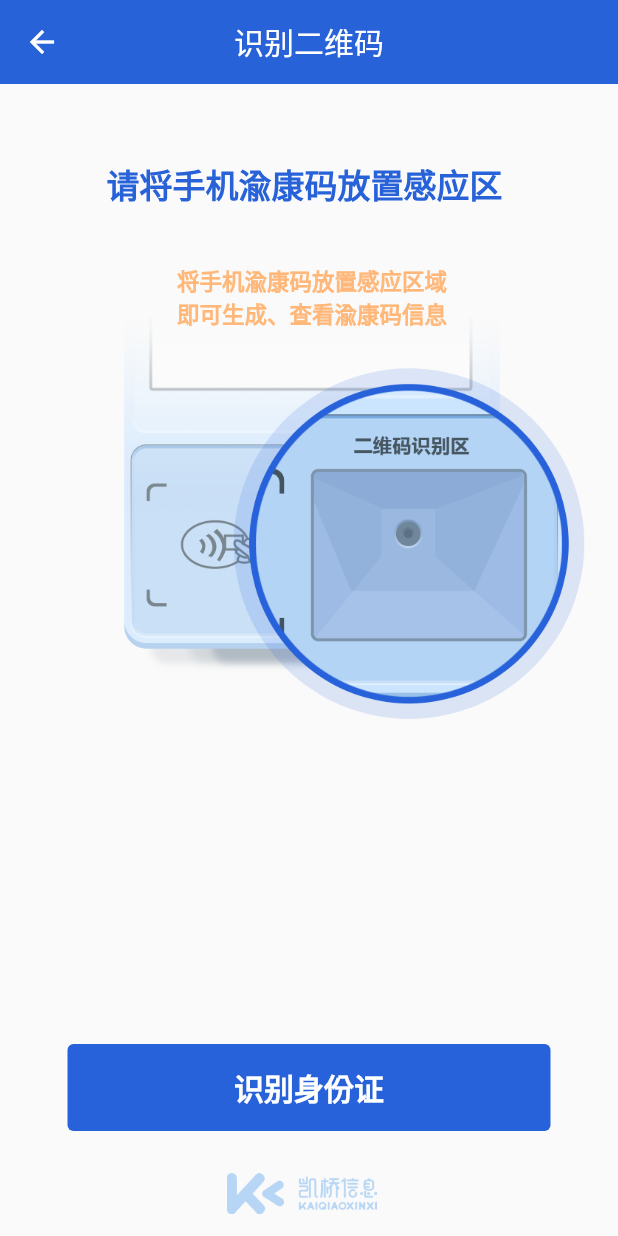
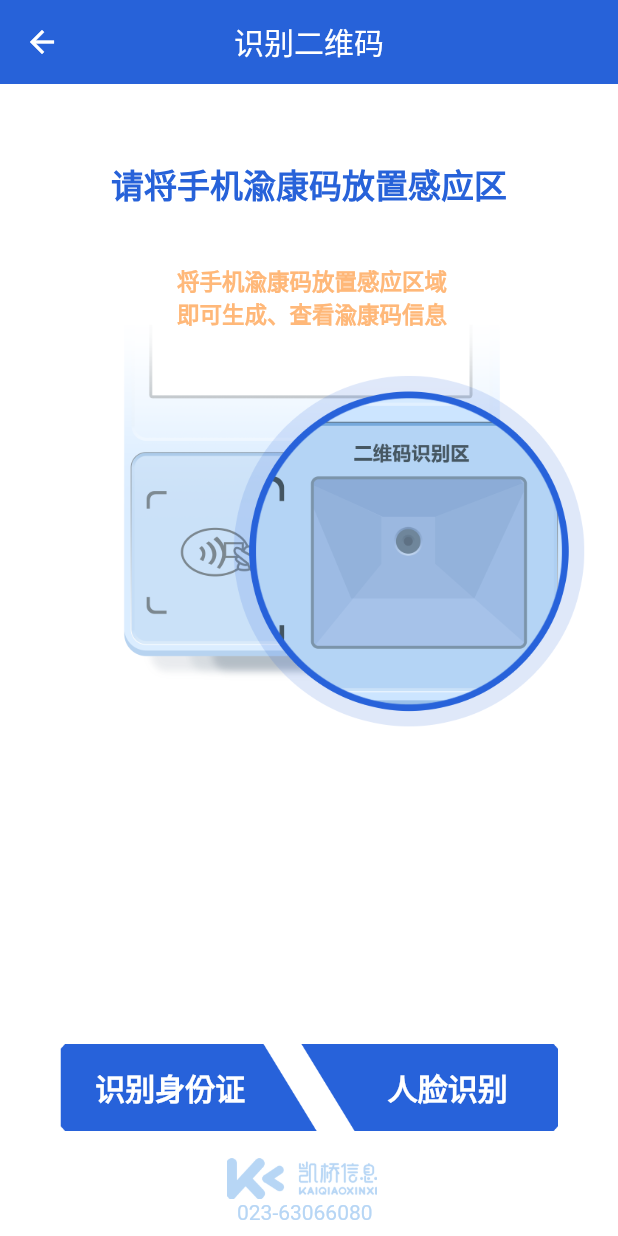
Before and after one commit to hqwlkj/flutter_huashi, a Flutter app: the HomePage screen opened by its route, after a tap on "扫描渝康码", on a phone screen of 412 x 824 dp. Run offline on Flutter 3.47's test engine with Material 2 defaults, Android fonts, the light colour scheme and no system bars; our stand-ins replace audioplayers, cached_network_image, dio, flutter_spinkit, fluttertoast; missing offline and left inert: common_utils, dio_http_cache, wechat_face_payment; statements that could not run were skipped.

Commit message:
fix:add demo v0.0.6

```diff
--- a/example/lib/main.dart
+++ b/example/lib/main.dart
@@ -4,7 +4,7 @@ import 'package:flutter/material.dart';
 import 'package:flutter/services.dart';
 import 'pages/result_page.dart';
 
-import 'pages/home_page_v5.dart';
+import 'pages/home_page_v6.dart';
 
 void main() {
   if (Platform.isAndroid) {
--- /dev/null
+++ b/example/lib/pages/home_page_v6.dart
@@ -0,0 +1,411 @@
+import 'dart:async';
+import 'package:flutter/material.dart';
+import 'package:audioplayers/audio_cache.dart';
+import 'package:audioplayers/audioplayers.dart';
+import 'package:dio/dio.dart';
+import 'package:common_utils/common_utils.dart';
+import 'package:flutter_huashi/flutter_huashi.dart' as FlutterHuashi;
+import 'package:flutter_huashi/flutter_huashi.dart';
+import 'package:flutter_huashi_example/services/home_service.dart';
+import 'package:flutter_huashi_example/utils/net_utils.dart';
+import 'package:flutter_huashi_example/utils/utils.dart';
+import 'package:flutter_huashi_example/widgets/loading.dart';
+import 'package:wechat_face_payment/wechat_face_payment.dart';
+import 'result_page.dart';
+
+class HomePage extends StatefulWidget {
+  @override
+  _HomePageState createState() => _HomePageState();
+}
+
+class _HomePageState extends State<HomePage> {
+  StreamSubscription<Map> _flutterHuashi;
+
+  // 音频播放
+  AudioCache audioCache = AudioCache(prefix: '', fixedPlayer: AudioPlayer());
+  String _type = 'card'; // card、scan、face
+  String _currentBg = '';
+  String _title = '';
+  String _subtitle = '';
+  List<Map<String, dynamic>> _currentBtn = [];
+  int _count = 0;
+
+  @override
+  void initState() {
+    // TODO: implement initState
+    super.initState();
+    _type = 'card';
+    _currentBg = 'images/v6/read-card-bg.png';
+    _title = '识别身份证'; // 识别身份证 & 识别二维码
+    _subtitle = '请将手机渝康码放置感应区';
+    _currentBtn = [
+      {"type": 'scan', "text": '扫描渝康码'},
+      {"type": 'face', "text": '人脸识别'}
+    ];
+    WidgetsBinding.instance.addPostFrameCallback((timeStamp) {
+      LogUtil.e('addPostFrameCallback', tag: 'addPostFrameCallback');
+      readCardInfo(context);
+    });
+  }
+
+  @override
+  void didUpdateWidget(HomePage oldWidget) {
+    // TODO: implement didUpdateWidget
+    WidgetsBinding.instance.addPostFrameCallback((timeStamp) {
+      LogUtil.e(_type, tag: 'didUpdateWidget_type:');
+    });
+    super.didUpdateWidget(oldWidget);
+  }
+
+  @override
+  void dispose() {
+    _flutterHuashi?.cancel();
+    audioCache.disableLog();
+    audioCache.clearCache();
+    FlutterHuashi.stopReadCard;
+    FlutterHuashi.stopScanCode;
+    LogUtil.e('dispose', tag: 'dispose');
+    super.dispose();
+  }
+
+  ///
+  /// 按钮切换 功能
+  ///
+  void handleSwitch(BuildContext context, String type) async {
+    Loading.showLoading(context, text: '初始化中...');
+    switch (type) {
+      case 'card':
+        setState(() {
+          _type = type;
+          _title = '识别身份证'; // 识别身份证 & 识别二维码
+          _subtitle = '请将本人身份证放置感应区';
+          _currentBg = 'images/v6/read-card-bg.png';
+          _currentBtn = [
+            {"type": 'scan', "text": '扫描渝康码'},
+            {"type": 'face', "text": '人脸识别'}
+          ];
+        });
+        Future.delayed(Duration(milliseconds: 1000), () {
+          readCardInfo(context);
+          Loading.hideLoading(context);
+        });
+        break;
+      case 'scan':
+        setState(() {
+          _type = type;
+          _currentBg = 'images/v6/scan-code-bg.png';
+          _subtitle = '请将手机渝康码放置感应区';
+          _title = '识别二维码'; // 识别身份证 & 识别二维码
+          _currentBtn = [
+            {"type": 'card', "text": '识别身份证'},
+            {"type": 'face', "text": '人脸识别'}
+          ];
+        });
+        Future.delayed(Duration(milliseconds: 1000), () {
+          Loading.hideLoading(context);
+          scanCodeInfo(context);
+        });
+        break;
+      case 'face':
+        setState(() {
+          _type = type;
+          _currentBg = 'images/v6/face-bg.png';
+          _subtitle = '请面向屏幕开始刷脸';
+          _title = '人脸识别'; // 识别身份证 & 识别二维码 & 人脸识别
+          _currentBtn = [
+            {"type": 'card', "text": '识别身份证'},
+            {"type": 'scan', "text": '扫描渝康码'}
+          ];
+        });
+        faceInfo(context);
+        break;
+      default:
+        Utils.showToast('别点了，没有你想去的地方');
+        break;
+    }
+  }
+
+  ///
+  /// 读取身份证信息进行健康认证
+  ///
+  Future<void> readCardInfo(BuildContext context) async {
+    await audioCache.play('audios/read-card.mp3'); // 播报音频
+    Map<String, dynamic> map = await FlutterHuashi.openCardInfo(disableAudio: true);
+    LogUtil.e(map);
+    if (map['code'] == 'SUCCESS') {
+      CardInfoModel model = JsonUtil.getObject(map['data'], (v) => CardInfoModel.fromJson(v));
+      print('peopleName:${model.peopleName}');
+      print('iDCard:${model.iDCard}');
+      checkHealth(context, _type, model.iDCard, username: model.peopleName);
+    } else {
+      Utils.showToast('身份证读取失败，请稍后重试...');
+      readCardInfo(context);
+    }
+  }
+
+  ///
+  /// 扫描渝康码信息进行健康认证
+  ///
+  Future<void> scanCodeInfo(BuildContext context) async {
+    await audioCache.play('audios/scan-code.mp3'); // 播报音频
+    Map<String, dynamic> result = await FlutterHuashi.openScanCode(disableAudio: true);
+    LogUtil.e(result, tag: 'openScanCode:');
+    if (result['code'] == 'SUCCESS') {
+      LogUtil.e(result['data'], tag: 'result=>1:');
+      if (result['data'].toString().indexOf('codeId') < 0) {
+        Utils.showToast(result['messages'] ?? '请出示正常的渝康码信息');
+        scanCodeInfo(context);
+      } else {
+        if (result['data'].toString().indexOf("{{") > -1) {
+          result['data'] = result['data'].toString().substring(1, result['data'].toString().length);
+        }
+        LogUtil.e(result['data'], tag: 'result=>2:');
+        Map<String, dynamic> resultMap = JsonUtil.getObject(result['data'], (v) => Map.of(v));
+        checkHealth(context, _type, resultMap['codeId'], json: result['data']);
+      }
+    } else {
+      Utils.showToast(result['messages'] ?? '渝康码识别失败，请稍后重试...');
+      scanCodeInfo(context);
+    }
+  }
+
+  ///
+  ///  人脸识别
+  ///
+  Future<void> faceInfo(BuildContext context) async {
+    await audioCache.play('audios/face.mp3'); // 播报音频
+    await FlutterHuashi.stopScanCode; // 先停止扫码
+    await FlutterHuashi.stopReadCard; // 先停止读卡
+    WechatFacePayment result = await WechatFacePayment.initFacePay(
+        "wx34aa1d8ffa545b06",
+        "1506994921",
+        "123455",
+        "http://parsec.cqkqinfo.com/app/stage-exhibition-api/face");
+    LogUtil.e(result, tag: 'initWxFace =>  result:');
+    Loading.hideLoading(context);
+    Map<String, dynamic> result2 = await WechatFacePayment.wxFaceVerify();
+    Loading.showLoading(context, text: '认证中,请稍候...', fontSize: 12);
+    if (result2['code'] == 'SUCCESS') {
+      Map<String, dynamic> resultMap = JsonUtil.getObject(result2['data'], (v) => Map.of(v));
+      Response authUser = await HomeService.getAuthUserInfo(context, resultMap['face_sid']);
+      if (authUser.statusCode == 200) {
+        checkHealth(context, 'face', authUser.data['credential_id'], username: authUser.data['real_name']);
+      }
+    } else {
+      Loading.hideLoading(context);
+      Utils.showToast(result2['message']); // 用户取消了也要让用户可以再次刷脸
+      setState(() {
+        // _currentBg = 'images/v3/face-repeat-bg.png';
+        _subtitle = '点击屏幕开始人脸识别';
+      });
+    }
+  }
+
+  ///
+  /// 根据信息进行健康认证
+  ///
+  Future<void> checkHealth(BuildContext context, String type, String code,
+      {String json, String username}) async {
+    Loading.showLoading(context, text: '认证中,请稍候...', fontSize: 12);
+    if (type == 'card' || type == 'face') {
+      Response response = await HomeService.checkHealthByCardNo(context, params: {"cardNo": code});
+      LogUtil.e(response.data, tag: 'response');
+      Loading.hideLoading(context);
+      if (response.data['data'].toString() == '2') {
+        Utils.showToast('渝康码识别失败，请稍后重试...');
+      } else {
+        Navigator.push(
+            context,
+            new MaterialPageRoute(
+                builder: (context) => new ResultPage(
+                    type: _type,
+                    username: username,
+                    result: response.data['data'].toString()))).then((value) {
+          if (type == 'card') {
+            readCardInfo(context);
+          } else {
+            audioCache.play('audios/face-repeat.mp3'); // 播报音频
+            setState(() {
+              // _currentBg = 'images/v3/face-repeat-bg.png';
+              _subtitle = '点击屏幕开始人脸识别';
+            });
+          }
+        });
+      }
+    } else {
+      Response response = await HomeService.checkHealthByCodeId(context, params: {"codeId": code});
+      Response nameResponse = await HomeService.queryNameByQrcode(context, params: {"qrcode": json});
+      _count += 1;
+      Loading.hideLoading(context);
+      if (response.data['result'].toString() == '2') {
+        Utils.showToast('渝康码识别失败，请稍后重试...');
+      } else {
+        Navigator.push(
+            context,
+            new MaterialPageRoute(
+                builder: (context) => new ResultPage(
+                    type: _type,
+                    username: nameResponse.data['name'] ?? '',
+                    result: response.data['result'].toString()))).then((value) {
+          scanCodeInfo(context);
+        });
+      }
+    }
+  }
+
+  @override
+  Widget build(BuildContext context) {
+    NetUtils.init();
+    return Scaffold(
+      appBar: AppBar(
+        title: Text(_title),
+        backgroundColor: Color(0xff2762D9),
+        elevation: 0,
+      ),
+      body: Container(
+        width: double.infinity,
+        height: double.infinity,
+        padding: EdgeInsets.symmetric(horizontal: 20),
+        decoration: BoxDecoration(
+            // image: new DecorationImage(image: new AssetImage('images/v3/page-bg.jpg'), fit: BoxFit.cover)
+            color: Colors.white),
+        child: Stack(
+          children: [
+            Positioned(
+              top: 50.0,
+              left: 0,
+              right: 0,
+              child: Center(
+                child: Text(
+                  _subtitle,
+                  style: TextStyle(
+                      color: Color(0xff2762D9),
+                      fontWeight: FontWeight.bold,
+                      fontSize: 22),
+                ),
+              ),
+            ),
+            _type == 'face'? Container() :Positioned(
+              top: 120.0,
+              left: MediaQuery.of(context).size.width / 2 - 108,
+              child: Column(
+                children: [
+                  Text(
+                    _type == 'card' ? '将身份证放置感应区域' : '将手机渝康码放置感应区域',
+                    textAlign: TextAlign.center,
+                    style: TextStyle(
+                        color: Color(0xffFFB879),
+                        fontWeight: FontWeight.bold,
+                        fontSize: 15),
+                  ),
+                  Text(
+                    _type == 'card' ? '即可生成、查看渝康码信息' : '即可生成、查看渝康码信息',
+                    textAlign: TextAlign.center,
+                    style: TextStyle(
+                        color: Color(0xffFFB879),
+                        fontWeight: FontWeight.bold,
+                        fontSize: 15),
+                  )
+                ],
+              ),
+            ),
+            Positioned(
+              left: 0,
+              right: 0,
+              top: 105,
+              child: InkWell(
+                onTap: () {
+                  if (_type == 'face') {
+                    Loading.showLoading(context, text: '初始化中...');
+                    faceInfo(context);
+                  }
+                },
+                child: Image.asset(_currentBg, width: 390.0),
+              ),
+            ),
+            Positioned(
+              left: 20,
+              right: 20,
+              bottom: 60,
+              child: Container(
+                width: double.infinity,
+                height: 68,
+                decoration: BoxDecoration(),
+                child: Stack(
+                  children: _currentBtn.asMap().keys.map((index) {
+                    if (index == 0) {
+                      return Positioned(
+                        left: 0,
+                        child: InkWell(
+                          onTap: () {
+                            handleSwitch(context, _currentBtn[index]['type']);
+                          },
+                          child: Container(
+                            width: 172,
+                            height: 58,
+                            decoration: BoxDecoration(
+                                image: new DecorationImage(
+                                    image: new AssetImage(
+                                        'images/v6/btn-left.png'),
+                                    fit: BoxFit.cover)),
+                            child: Center(
+                              child: Container(
+                                padding: EdgeInsets.fromLTRB(0, 0, 25, 0),
+                                child: Text('${_currentBtn[index]['text']}',
+                                    textAlign: TextAlign.center,
+                                    style: TextStyle(
+                                        fontSize: 20,
+                                        color: Colors.white,
+                                        fontWeight: FontWeight.bold)),
+                              )),
+                          ),
+                        ),
+                      );
+                    } else {
+                      return Positioned(
+                        right: 0,
+                        child: InkWell(
+                          onTap: () {
+                            handleSwitch(context, _currentBtn[index]['type']);
+                          },
+                          child: Container(
+                            width: 172,
+                            height: 58,
+                            decoration: BoxDecoration(
+                                image: new DecorationImage(
+                                    image: new AssetImage(
+                                        'images/v6/btn-right.png'),
+                                    fit: BoxFit.cover)),
+                            child: Center(
+                              child: Container(
+                                padding: EdgeInsets.fromLTRB(25, 0, 0, 0),
+                                child:Text(_currentBtn[index]['text'],
+                                  textAlign: TextAlign.center,
+                                  style: TextStyle(
+                                      fontSize: 20,
+                                      color: Colors.white,
+                                      fontWeight: FontWeight.bold)),
+                            )),
+                          ),
+                        ),
+                      );
+                    }
+                  }).toList(),
+                ),
+              ),
+            ),
+            Positioned(
+                left: MediaQuery.of(context).size.width / 2 - 75,
+                bottom: 25.0,
+                child: Image.asset('images/v6/footer-logo.png',
+                    width: 100.0, fit: BoxFit.cover)),
+            Positioned(
+                left: MediaQuery.of(context).size.width / 2 - 68,
+                bottom: 8.0,
+                child: Text('023-63066080', style: TextStyle(fontSize: 14, color: Color(0xffB7D6F5))))
+          ],
+        ),
+      ),
+    );
+  }
+}
--- a/example/pubspec.yaml
+++ b/example/pubspec.yaml
@@ -6,7 +6,7 @@ description: Demonstrates how to use the flutter_huashi plugin.
 publish_to: 'none' # Remove this line if you wish to publish to pub.dev
 
 environment:
-  sdk: ">=2.7.0 <3.0.0"
+  sdk: '>=2.7.0 <3.0.0'
 
 dependencies:
   flutter:
@@ -55,6 +55,7 @@ flutter:
     - images/v2/
     - images/v3/
     - images/v5/
+    - images/v6/
   #   - images/a_dot_burr.jpeg
   #   - images/a_dot_ham.jpeg
 
```
Also changed, not shown: example/lib/pages/home_page_v2.dart (+5 -8 lines), example/lib/pages/home_page_v5.dart (+9 -22 lines), example/lib/pages/result_page.dart (+6 -1 lines), example/images/v6/btn-left.png (added), example/images/v6/btn-right.png (added), example/images/v6/face-bg.png (added), example/images/v6/footer-logo.png (added), example/images/v6/read-card-bg.png (added), example/images/v6/scan-code-bg.png (added), 1 other file.
